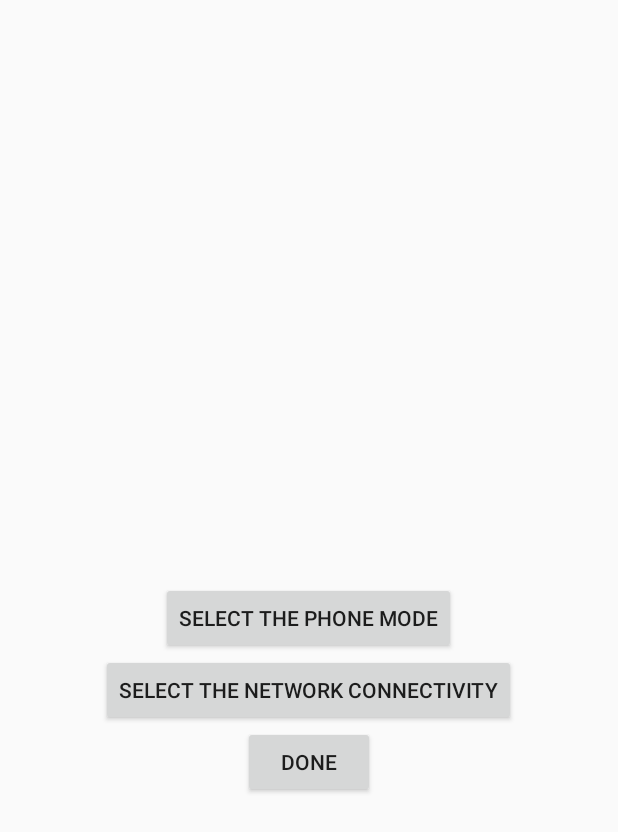
After one commit to meghana-webonise/meghana-profileManagerApp, an Android app: the SetBatteryActivity screen opened directly, with no data from a screen before it, on a phone screen of 412 x 824 dp. The commit adds this screen. Shown: the top 832 px of the screen. Run offline under Robolectric (Android 15) with nearby library versions, the phone set to English and light mode, and no system bars.

Commit message:
Need to implement multiple choice alert dialog to choose the network connectivity

```diff
--- a/ProfileManager/app/src/main/AndroidManifest.xml
+++ b/ProfileManager/app/src/main/AndroidManifest.xml
@@ -23,6 +23,10 @@
         <activity android:name=".TimerActivity"
             android:screenOrientation="portrait"></activity>
         <activity android:name=".SetTimerActivity"
+            android:screenOrientation="portrait"></activity>
+        <activity android:name=".SetBatteryActivity"
+            android:screenOrientation="portrait"></activity>
+        <activity android:name=".BatteryActivity"
             android:screenOrientation="portrait"></activity>
         <receiver android:name=".TimeBroadcastReceiver">
             <!--<intent-filter>
--- a/ProfileManager/app/src/main/java/com/weboniselab/meghana/android/app/profilemanager/MainActivity.java
+++ b/ProfileManager/app/src/main/java/com/weboniselab/meghana/android/app/profilemanager/MainActivity.java
@@ -8,7 +8,7 @@ import android.widget.TextView;
 
 public class MainActivity extends AppCompatActivity implements View.OnClickListener {
     TextView tvMovementOfUser,tvTimer,tvBatteryOfPhone,tvLocationOfUser;
-    Intent timerActivityIntent,movementActivityIntent;
+    Intent timerActivityIntent,movementActivityIntent,batteryActivityIntent;
     private android.support.v7.widget.Toolbar toolbar;
     @Override
     protected void onCreate(Bundle savedInstanceState) {
@@ -39,6 +39,10 @@ public class MainActivity extends AppCompatActivity implements View.OnClickListe
                 movementActivityIntent=new Intent(this,MovementActivity.class);
                 this.startActivity(movementActivityIntent);
                 break;
+            case R.id.tvBatteryOfPhone:
+                batteryActivityIntent=new Intent(this,BatteryActivity.class);
+                this.startActivity(batteryActivityIntent);
+                break;
         }
 
     }
--- /dev/null
+++ b/ProfileManager/app/src/main/java/com/weboniselab/meghana/android/app/profilemanager/SetBatteryActivity.java
@@ -0,0 +1,79 @@
+package com.weboniselab.meghana.android.app.profilemanager;
+
+import android.app.Activity;
+import android.app.AlertDialog;
+import android.content.DialogInterface;
+import android.os.Bundle;
+import android.view.View;
+import android.widget.Button;
+import android.widget.Toast;
+
+/**
+ * Created by webonise on 10/9/15.
+ */
+public class SetBatteryActivity extends Activity implements View.OnClickListener{
+    Button btnphoneMode,btnNetworkConnectivity,btnDone;
+    AlertDialog alertDialog;
+    String modeOfPhone,networkModeOfPhone;
+    String[] items;
+    String [] networkMode;
+    @Override
+    protected void onCreate(Bundle savedInstanceState) {
+        super.onCreate(savedInstanceState);
+        setContentView(R.layout.set_battery_activity);
+        initialise();
+    }
+    public void initialise(){
+        btnphoneMode=(Button) findViewById(R.id.btnPhoneMode);
+        btnphoneMode.setOnClickListener(this);
+        btnNetworkConnectivity=(Button) findViewById(R.id.btnNetworkConnectivity);
+        btnNetworkConnectivity.setOnClickListener(this);
+        btnDone=(Button) findViewById(R.id.btnDone);
+        btnDone.setOnClickListener(this);
+        items= getResources().getStringArray(R.array.popUp);
+        networkMode=getResources().getStringArray(R.array.networkConnectivityPopUp);
+    }
+
+    @Override
+    public void onClick(View view) {
+        switch (view.getId()){
+            case R.id.btnPhoneMode:
+                showPopUp();
+                break;
+            case R.id.btnNetworkConnectivity:
+                break;
+            case R.id.btnDone:
+                finish();
+                break;
+        }
+
+    }
+
+    //AlertDialog to select Phone Mode
+    public void showPopUp(){
+        AlertDialog.Builder builder = new AlertDialog.Builder(this);
+        builder.setTitle(getResources().getString(R.string.popTitle));
+        builder.setSingleChoiceItems(items, -1, new DialogInterface.OnClickListener() {
+            public void onClick(DialogInterface dialog, int item) {
+                switch (item) {
+                    case 0:
+                        Toast.makeText(SetBatteryActivity.this, items[0], Toast.LENGTH_SHORT).show();
+                        modeOfPhone=items[0];
+                        break;
+                    case 1:
+                        Toast.makeText(SetBatteryActivity.this, items[1], Toast.LENGTH_SHORT).show();
+                        modeOfPhone=items[1];
+                        break;
+                    case 2:
+                        Toast.makeText(SetBatteryActivity.this, items[2], Toast.LENGTH_SHORT).show();
+                        modeOfPhone=items[2];
+                        break;
+                }
+                alertDialog.dismiss();
+            }
+        });
+
+        alertDialog = builder.create();
+        alertDialog.show();
+    }
+}
--- a/ProfileManager/app/src/main/java/com/weboniselab/meghana/android/app/profilemanager/SetTimerActivity.java
+++ b/ProfileManager/app/src/main/java/com/weboniselab/meghana/android/app/profilemanager/SetTimerActivity.java
@@ -30,7 +30,7 @@ public class SetTimerActivity extends FragmentActivity implements View.OnClickLi
     TextView tvfromTime,tvToTime;
      String[] items;
     AlertDialog alertDialog;
-    String modeOfPhone=" ",fromTime=" ",toTime=" ";
+    String modeOfPhone,fromTime,toTime;
     DatabaseOperations databaseOperations;
     @Override
     protected void onCreate(Bundle savedInstanceState) {
--- /dev/null
+++ b/ProfileManager/app/src/main/res/layout/set_battery_activity.xml
@@ -0,0 +1,28 @@
+<?xml version="1.0" encoding="utf-8"?>
+<RelativeLayout xmlns:android="http://schemas.android.com/apk/res/android"
+    android:layout_width="match_parent"
+    android:layout_height="match_parent">
+
+    <Button
+        android:id="@+id/btnPhoneMode"
+        android:layout_width="wrap_content"
+        android:layout_height="wrap_content"
+        android:layout_centerInParent="true"
+        android:text="@string/popTitle"/>
+
+    <Button
+        android:id="@+id/btnNetworkConnectivity"
+        android:layout_width="wrap_content"
+        android:layout_height="wrap_content"
+        android:layout_centerInParent="true"
+        android:layout_below="@+id/btnPhoneMode"
+        android:text="@string/btnNetworkConnectivity"/>
+    <Button
+        android:id="@+id/btnDone"
+        android:layout_width="wrap_content"
+        android:layout_height="wrap_content"
+        android:layout_centerInParent="true"
+        android:layout_below="@+id/btnNetworkConnectivity"
+        android:text="@string/btnDone"/>
+
+</RelativeLayout>
--- a/ProfileManager/app/src/main/res/values/strings.xml
+++ b/ProfileManager/app/src/main/res/values/strings.xml
@@ -12,9 +12,6 @@
     <string name="btnFromTime">Select From Time</string>
     <string name="btnToTime">Select To Time</string>
     <string name="btnDone">Done</string>
-    <string name="rbtnSilent">Silent</string>
-    <string name="rbtnVibration">Vibration</string>
-    <string name="rbtnLoud">Loud</string>
     <string name="fromTimePickerTag">FromTimePicker</string>
     <string name="toTimePickerTag">ToTimePicker</string>
     <string name="popTitle">Select the Phone Mode</string>
@@ -30,10 +27,20 @@
     <string name="connectionSuspended">Connection To API suspended</string>
     <string name="connectionFailed">Connection To API failed</string>
     <string name="phoneMode">Phone Mode</string>
+    <string name="tvVeryLowBattery">Below 15%</string>
+    <string name="tvLowBattery">Between 15% and 30%</string>
+    <string name="tvNormalBattery">Above 30%</string>
+    <string name="btnNetworkConnectivity">Select the Network Connectivity</string>
 
     <string-array name="popUp">
         <item>Silent</item>
         <item>Vibration</item>
         <item>Loud</item>
     </string-array>
+
+    <string-array name="networkConnectivityPopUp">
+        <item>Disable Wifi</item>
+        <item>Disable Celular Data</item>
+        <item>Flight Mode</item>
+    </string-array>
 </resources>
```
Also changed, not shown: ProfileManager/app/src/main/java/com/weboniselab/meghana/android/app/profilemanager/BatteryActivity.java (added, +53 -0 lines), ProfileManager/app/src/main/res/layout/battery_activity.xml (added, +36 -0 lines).
